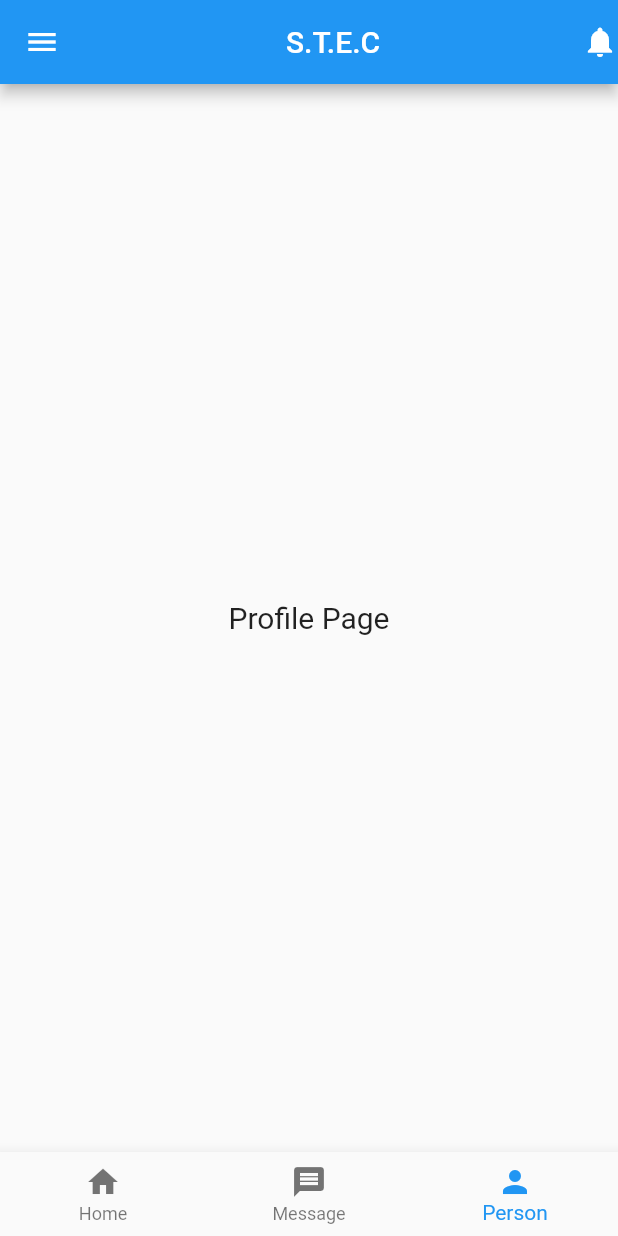
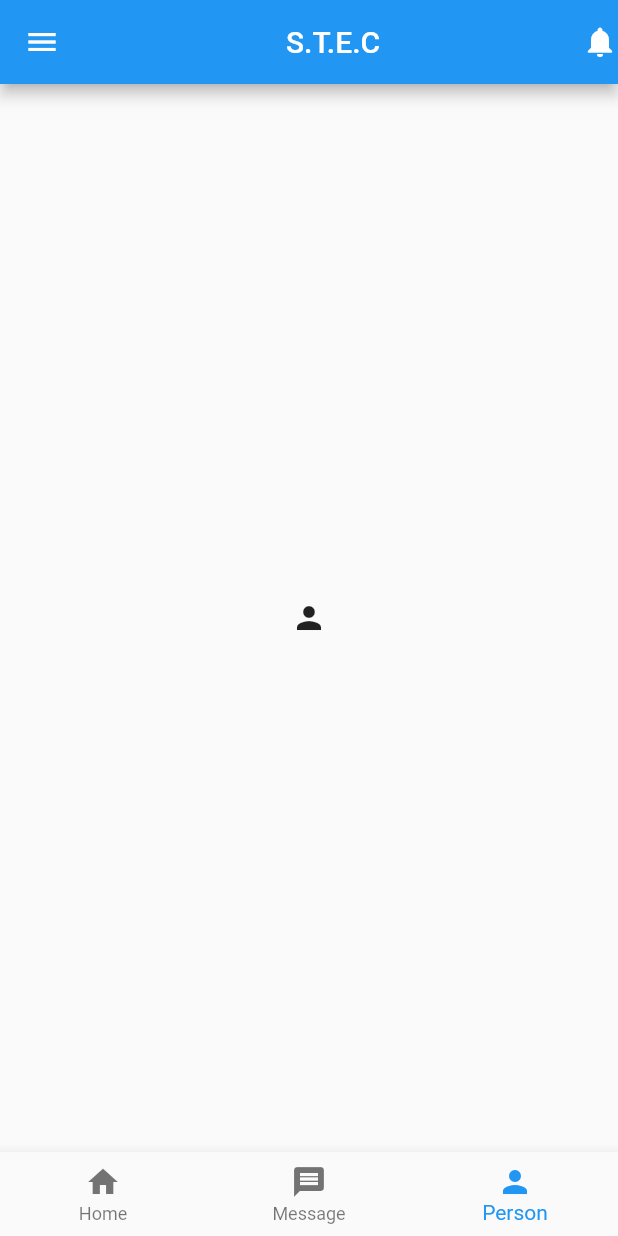
Before and after one commit to AmeyKuradeAK/Project-C, a Flutter app: the screen it shows after launch, item 3 of the bottom bar chosen, on a phone screen of 412 x 824 dp. Run offline on Flutter 3.47's test engine with Material 2 defaults, Android fonts, the phone set to English and light mode, and no system bars.

Commit message:
S.T.E.C | Day 2

```diff
--- a/lib/Pages/profile/profile.dart
+++ b/lib/Pages/profile/profile.dart
@@ -6,10 +6,7 @@ class ProfilePage extends StatelessWidget {
   @override
   Widget build(BuildContext context) {
     return const Center(
-      child: Text(
-        "Profile Page",
-        style: TextStyle(fontSize: 20),
-      ),
+      child: Icon(Icons.person),
     );
   }
 }
```
